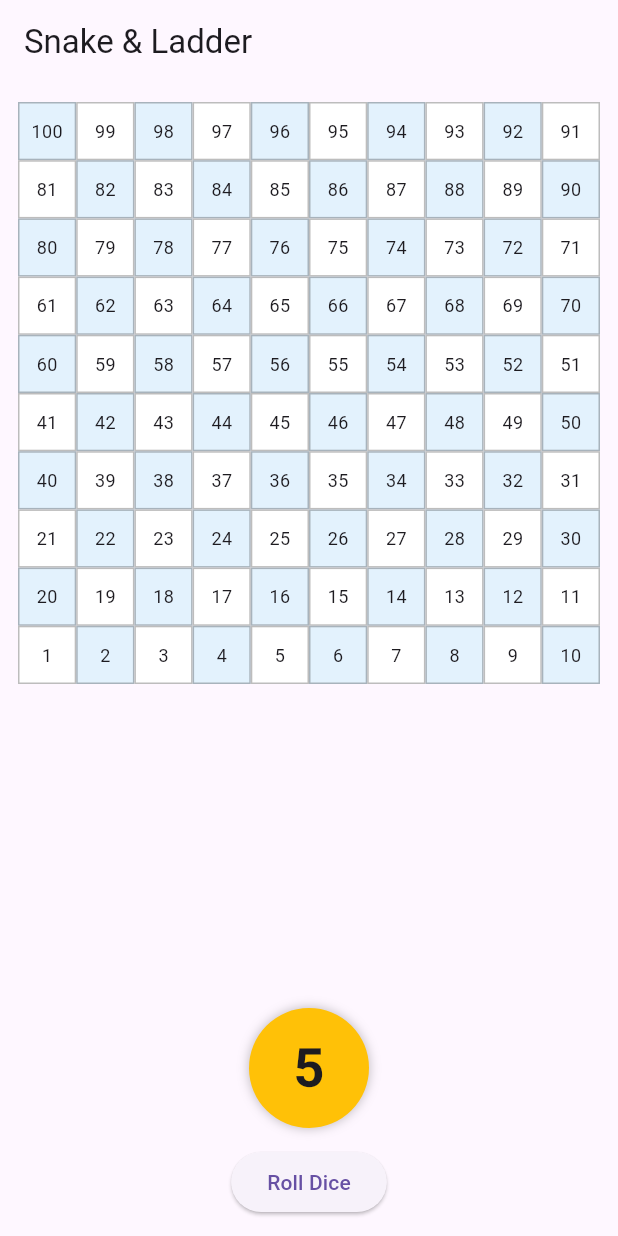
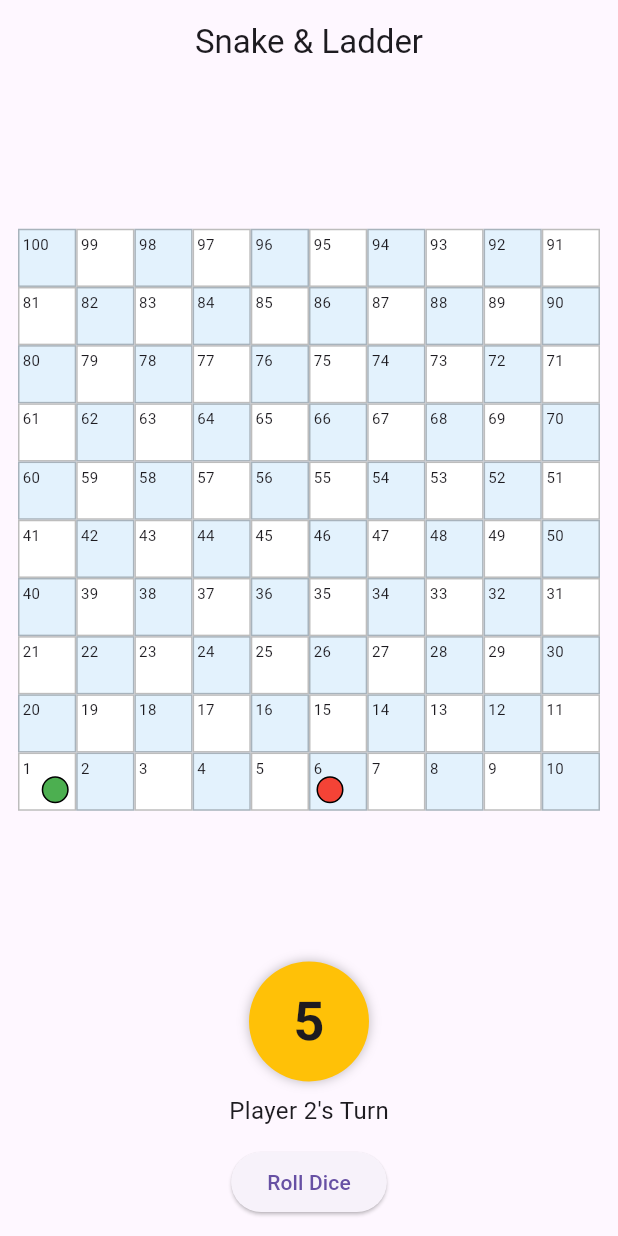
Before and after one commit to cheaneatine/Flutter-Bloc-Clean-Architecture-Snake-and-Ladder, a Flutter app: the screen it shows after launch, after a tap on "Roll Dice", on a phone screen of 412 x 824 dp. Run offline on Flutter 3.47's test engine with Material 3 defaults, Android fonts, the phone set to English and light mode, and no system bars; our stand-ins replace equatable, flutter_bloc, get_it.

Commit message:
feat: implement player turns and token movement with centered layout

```diff
--- a/lib/core/features/game/presentation/bloc/game_bloc.dart
+++ b/lib/core/features/game/presentation/bloc/game_bloc.dart
@@ -6,15 +6,49 @@ import 'game_state.dart';
 
 class GameBloc extends Bloc<GameEvent, GameState> {
   final _random = Random();
+  List<int> _positions = [0, 0];
+  int _currentPlayer = 0;
 
-  GameBloc() : super(GameInitial()) {
+  GameBloc()
+    : super(
+        GameInProgress(
+          playerPositions: [0, 0],
+          currentPlayerIndex: 0,
+          lastRolledValue: null,
+          isRolling: false,
+        ),
+      ) {
     on<DiceRolled>(_onDiceRolled); // Placeholder logic for dice roll
   }
 
   Future<void> _onDiceRolled(DiceRolled event, Emitter<GameState> emit) async {
-    emit(DiceRollInProgress());
+    emit(
+      GameInProgress(
+        playerPositions: List.from(_positions),
+        currentPlayerIndex: _currentPlayer,
+        lastRolledValue: null,
+        isRolling: true,
+      ),
+    );
+
     await Future.delayed(const Duration(milliseconds: 800));
     final rolledValue = _random.nextInt(6) + 1;
-    emit(DiceRollResult(rolledValue));
+
+    int newPosition = _positions[_currentPlayer] + rolledValue;
+    if (newPosition <= 99) {
+      _positions[_currentPlayer] = newPosition;
+    }
+
+    int nextPlayer = (_currentPlayer + 1) % _positions.length;
+    _currentPlayer = nextPlayer;
+
+    emit(
+      GameInProgress(
+        playerPositions: List.from(_positions),
+        currentPlayerIndex: _currentPlayer,
+        lastRolledValue: rolledValue,
+        isRolling: false,
+      ),
+    );
   }
 }
--- a/lib/core/features/game/presentation/bloc/game_event.dart
+++ b/lib/core/features/game/presentation/bloc/game_event.dart
@@ -7,7 +7,4 @@ abstract class GameEvent extends Equatable {
   List<Object> get props => [];
 }
 
-// Example Event
-class RollDiceEvent extends GameEvent {}
-
 class DiceRolled extends GameEvent {}
--- a/lib/core/features/game/presentation/bloc/game_state.dart
+++ b/lib/core/features/game/presentation/bloc/game_state.dart
@@ -19,3 +19,25 @@ class DiceRollResult extends GameState {
   @override
   List<Object> get props => [value];
 }
+
+class GameInProgress extends GameState {
+  final List<int> playerPositions;
+  final int currentPlayerIndex;
+  final int? lastRolledValue;
+  final bool isRolling;
+
+  const GameInProgress({
+    required this.playerPositions,
+    required this.currentPlayerIndex,
+    this.lastRolledValue,
+    required this.isRolling,
+  });
+
+  @override
+  List<Object> get props => [
+    playerPositions,
+    currentPlayerIndex,
+    lastRolledValue ?? 0,
+    isRolling,
+  ];
+}
--- a/lib/core/features/game/presentation/pages/game_page.dart
+++ b/lib/core/features/game/presentation/pages/game_page.dart
@@ -1,9 +1,9 @@
 import 'package:flutter/material.dart';
 import 'package:flutter_bloc/flutter_bloc.dart';
-import 'package:snake_ladder_game/core/features/game/presentation/widgets/board_widget.dart';
 import '../bloc/game_bloc.dart';
 import '../bloc/game_event.dart';
 import '../bloc/game_state.dart';
+import '../widgets/board_widget.dart';
 import '../widgets/dice_widget.dart';
 
 class GamePage extends StatelessWidget {
@@ -12,23 +12,39 @@ class GamePage extends StatelessWidget {
   @override
   Widget build(BuildContext context) {
     return Scaffold(
-      appBar: AppBar(title: const Text('Snake & Ladder')),
-      body: Padding(
+      appBar: AppBar(title: const Text('Snake & Ladder'), centerTitle: true),
+      body: SafeArea(
+        child: Padding(
           padding: const EdgeInsets.all(12),
-        child: Column(
-          children: [
-            const Expanded(child: BoardWidget()),
+          child: BlocBuilder<GameBloc, GameState>(
+            builder: (context, state) {
+              List<int> positions = [1, 1];
+              int currentPlayer = 0;
+              int? value;
+              bool isRolling = false;
 
-            const SizedBox(height: 16),
-
-            BlocBuilder<GameBloc, GameState>(
-              builder: (context, state) {
-                final isRolling = state is DiceRollInProgress;
-                final value = state is DiceRollResult ? state.value : null;
+              if (state is GameInProgress) {
+                positions = state.playerPositions;
+                currentPlayer = state.currentPlayerIndex;
+                value = state.lastRolledValue;
+                isRolling = state.isRolling;
+              }
 
               return Column(
+                crossAxisAlignment: CrossAxisAlignment.center,
                 children: [
+                  Expanded(
+                    child: Center(
+                      child: BoardWidget(playerPositions: positions),
+                    ),
+                  ),
+                  const SizedBox(height: 16),
                   DiceWidget(value: value, isRolling: isRolling),
+                  const SizedBox(height: 8),
+                  Text(
+                    'Player ${currentPlayer + 1}\'s Turn',
+                    style: const TextStyle(fontSize: 16),
+                  ),
                   const SizedBox(height: 12),
                   ElevatedButton(
                     onPressed: isRolling
@@ -42,7 +58,6 @@ class GamePage extends StatelessWidget {
               );
             },
           ),
-          ],
         ),
       ),
     );
--- a/lib/core/features/game/presentation/widgets/board_widget.dart
+++ b/lib/core/features/game/presentation/widgets/board_widget.dart
@@ -1,47 +1,80 @@
 import 'package:flutter/material.dart';
 
 class BoardWidget extends StatelessWidget {
-  const BoardWidget({super.key});
+  final List<int> playerPositions;
 
-  List<Widget> _buildGrid() {
+  const BoardWidget({super.key, required this.playerPositions});
+
+  @override
+  Widget build(BuildContext context) {
     List<Widget> tiles = [];
 
     for (int row = 9; row >= 0; row--) {
-      List<Widget> rowTiles = [];
       for (int col = 0; col < 10; col++) {
         int number = row.isEven
             ? (row * 10 + col + 1)
             : (row * 10 + (9 - col) + 1);
 
-        rowTiles.add(
+        List<Widget> tokens = [];
+        for (int i = 0; i < playerPositions.length; i++) {
+          if (playerPositions[i] + 1 == number) {
+            tokens.add(_buildToken(i));
+          }
+        }
+
+        tiles.add(
           Container(
             decoration: BoxDecoration(
               border: Border.all(color: Colors.black26),
               color: number % 2 == 0 ? Colors.blue[50] : Colors.white,
             ),
-            alignment: Alignment.center,
-            child: Text(
-              number.toString(),
-              style: const TextStyle(fontSize: 12),
+            child: Stack(
+              children: [
+                Align(
+                  alignment: Alignment.topLeft,
+                  child: Padding(
+                    padding: const EdgeInsets.all(2.0),
+                    child: Text(
+                      number.toString(),
+                      style: const TextStyle(fontSize: 10),
+                    ),
+                  ),
+                ),
+                ...tokens,
+              ],
             ),
           ),
         );
       }
-      tiles.addAll(rowTiles);
     }
-    return tiles;
-  }
 
-  @override
-  Widget build(BuildContext context) {
     return AspectRatio(
       aspectRatio: 1,
       child: GridView.count(
         crossAxisCount: 10,
-        children: _buildGrid(),
+        children: tiles,
         physics: const NeverScrollableScrollPhysics(),
         shrinkWrap: true,
       ),
     );
   }
+
+  Widget _buildToken(int playerIndex) {
+    final colors = [Colors.red, Colors.green];
+    return Align(
+      alignment: playerIndex == 0
+          ? Alignment.bottomLeft
+          : Alignment.bottomRight,
+      child: Container(
+        width: 18,
+        height: 18,
+        margin: const EdgeInsets.all(4),
+        decoration: BoxDecoration(
+          shape: BoxShape.circle,
+          color: colors[playerIndex % colors.length],
+          border: Border.all(color: Colors.black, width: 1),
+        ),
+      ),
+    );
+  }
 }
--- a/lib/injection_container.dart
+++ b/lib/injection_container.dart
@@ -4,7 +4,6 @@ import 'core/features/game/presentation/bloc/game_bloc.dart';
 final sl = GetIt.instance;
 
 Future<void> init() async {
-  //Bloc
   sl.registerFactory(() => GameBloc());
 
   // Later: add use cases, repositories, etc.
```
Lines whose indentation alone changed are shown as unchanged.
